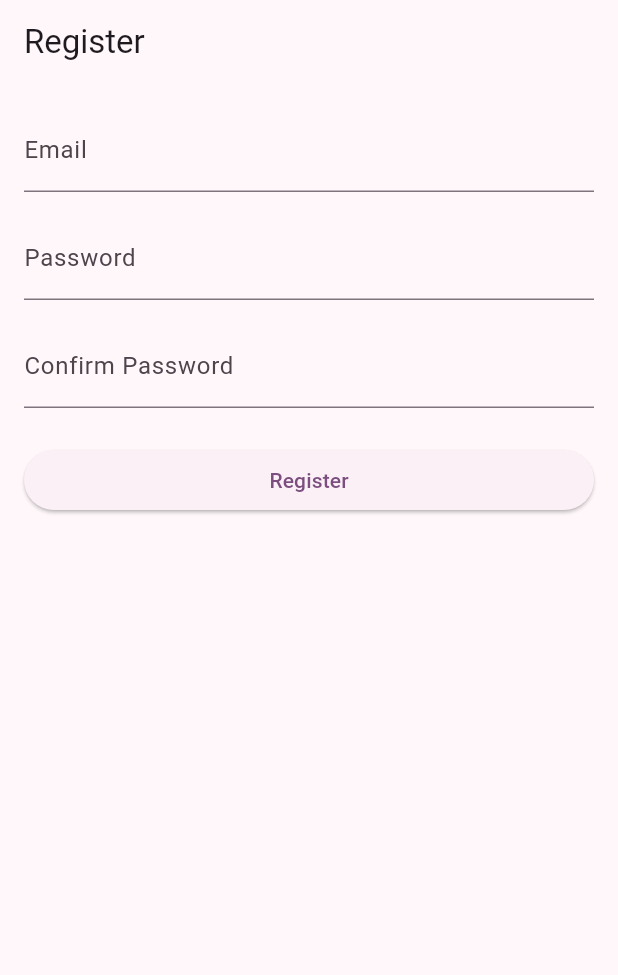
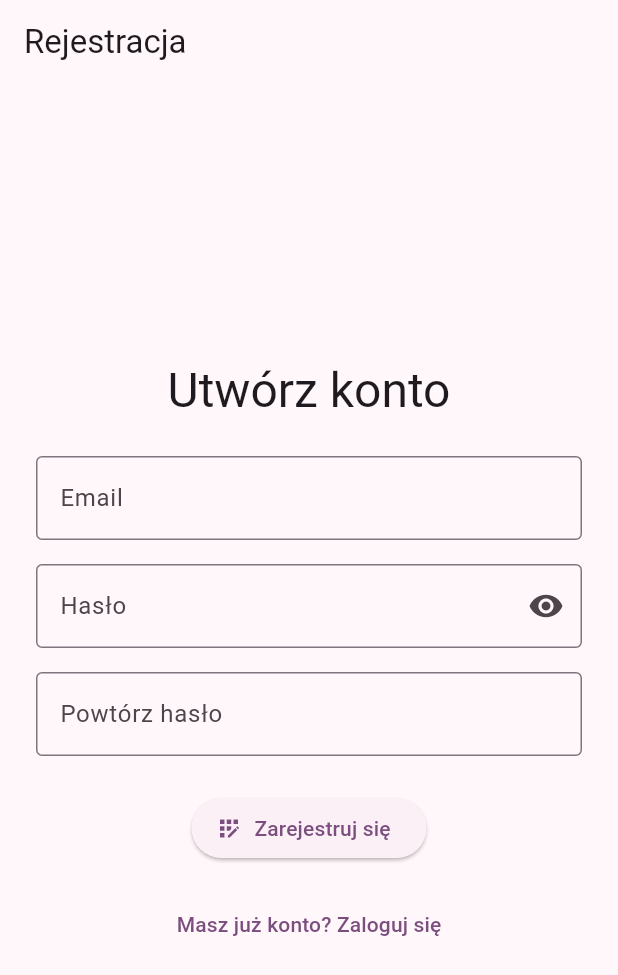
Before and after one commit to klos02/football_buddy, a Flutter app: the screen it shows after launch, after a tap on an icon or button, on a phone screen of 412 x 824 dp. Shown: the top 975 px of the screen. Run offline on Flutter 3.47's test engine with Material 3 defaults, Android fonts, the phone set to English and light mode, and no system bars; our stand-ins replace cloud_firestore, firebase_auth, firebase_core, flutter_map, geolocator, latlong2; accounts and stored records are empty; network calls fail.

Commit message:
Add authentication features: implement sign-up and password reset, enhance login error handling, and update UI for registration

```diff
--- a/lib/screens/Auth/register_screen.dart
+++ b/lib/screens/Auth/register_screen.dart
@@ -1,98 +1,137 @@
 import 'package:flutter/material.dart';
+import 'package:provider/provider.dart';
+import 'package:football_buddy/providers/auth_navigation_provider.dart';
+import 'package:football_buddy/providers/auth_provider.dart';
 
 class RegisterScreen extends StatefulWidget {
+  const RegisterScreen({super.key});
+
   @override
-  _RegisterScreenState createState() => _RegisterScreenState();
+  State<RegisterScreen> createState() => _RegisterScreenState();
 }
 
 class _RegisterScreenState extends State<RegisterScreen> {
   final _formKey = GlobalKey<FormState>();
-  final TextEditingController _emailController = TextEditingController();
-  final TextEditingController _passwordController = TextEditingController();
-  final TextEditingController _confirmPasswordController = TextEditingController();
+  final emailController = TextEditingController();
+  final passwordController = TextEditingController();
+  final confirmPasswordController = TextEditingController();
 
-  void _register() {
-    if (_formKey.currentState!.validate()) {
-      // Handle registration logic
-      print('Email: ${_emailController.text}');
-      print('Password: ${_passwordController.text}');
-    }
-  }
+  bool _obscurePassword = true;
+  bool _loading = false;
 
   @override
   Widget build(BuildContext context) {
+    final auth = Provider.of<AuthProvider>(context, listen: false);
+    final nav = Provider.of<AuthNavigationProvider>(context, listen: false);
+
     return Scaffold(
-      appBar: AppBar(
-        title: Text('Register'),
-      ),
-      body: Padding(
-        padding: const EdgeInsets.all(16.0),
+      appBar: AppBar(title: const Text('Rejestracja')),
+      body: Center(
+        child: SingleChildScrollView(
+          padding: const EdgeInsets.all(24),
           child: Form(
             key: _formKey,
             child: Column(
-            crossAxisAlignment: CrossAxisAlignment.stretch,
+              mainAxisSize: MainAxisSize.min,
               children: [
+                Text(
+                  'Utwórz konto',
+                  style: Theme.of(context).textTheme.headlineLarge,
+                ),
+                const SizedBox(height: 24),
                 TextFormField(
-                controller: _emailController,
-                decoration: InputDecoration(labelText: 'Email'),
+                  controller: emailController,
+                  decoration: const InputDecoration(
+                    labelText: 'Email',
+                    border: OutlineInputBorder(),
+                  ),
                   keyboardType: TextInputType.emailAddress,
                   validator: (value) {
-                  if (value == null || value.isEmpty) {
-                    return 'Please enter your email';
-                  }
-                  if (!RegExp(r'^[^@]+@[^@]+\.[^@]+').hasMatch(value)) {
-                    return 'Please enter a valid email';
-                  }
+                    if (value == null || value.isEmpty) return 'Wprowadź email';
+                    if (!value.contains('@')) return 'Niepoprawny email';
                     return null;
                   },
                 ),
-              SizedBox(height: 16),
+                const SizedBox(height: 16),
                 TextFormField(
-                controller: _passwordController,
-                decoration: InputDecoration(labelText: 'Password'),
-                obscureText: true,
+                  controller: passwordController,
+                  obscureText: _obscurePassword,
+                  decoration: InputDecoration(
+                    labelText: 'Hasło',
+                    border: const OutlineInputBorder(),
+                    suffixIcon: IconButton(
+                      icon: Icon(
+                        _obscurePassword
+                            ? Icons.visibility
+                            : Icons.visibility_off,
+                      ),
+                      onPressed: () {
+                        setState(() {
+                          _obscurePassword = !_obscurePassword;
+                        });
+                      },
+                    ),
+                  ),
                   validator: (value) {
-                  if (value == null || value.isEmpty) {
-                    return 'Please enter your password';
-                  }
-                  if (value.length < 6) {
-                    return 'Password must be at least 6 characters long';
-                  }
+                    if (value == null || value.length < 6)
+                      return 'Minimum 6 znaków';
                     return null;
                   },
                 ),
-              SizedBox(height: 16),
+                const SizedBox(height: 16),
                 TextFormField(
-                controller: _confirmPasswordController,
-                decoration: InputDecoration(labelText: 'Confirm Password'),
-                obscureText: true,
+                  controller: confirmPasswordController,
+                  obscureText: _obscurePassword,
+                  decoration: const InputDecoration(
+                    labelText: 'Powtórz hasło',
+                    border: OutlineInputBorder(),
+                  ),
                   validator: (value) {
-                  if (value == null || value.isEmpty) {
-                    return 'Please confirm your password';
-                  }
-                  if (value != _passwordController.text) {
-                    return 'Passwords do not match';
-                  }
+                    if (value != passwordController.text)
+                      return 'Hasła nie są identyczne';
                     return null;
                   },
                 ),
-              SizedBox(height: 24),
-              ElevatedButton(
-                onPressed: _register,
-                child: Text('Register'),
+                const SizedBox(height: 24),
+                _loading
+                    ? const CircularProgressIndicator()
+                    : ElevatedButton.icon(
+                      icon: const Icon(Icons.app_registration),
+                      label: const Text('Zarejestruj się'),
+                      onPressed: () async {
+                        if (_formKey.currentState!.validate()) {
+                          setState(() => _loading = true);
+                          try {
+                            await auth.signUp(
+                              emailController.text.trim(),
+                              passwordController.text.trim(),
+                            );
+                            ScaffoldMessenger.of(context).showSnackBar(
+                              const SnackBar(
+                                content: Text('✅ Konto utworzone!'),
+                              ),
+                            );
+                            nav.setCurrentScreen(AppScreen.login);
+                          } catch (e) {
+                            ScaffoldMessenger.of(context).showSnackBar(
+                              SnackBar(content: Text('❌ Błąd: $e')),
+                            );
+                          } finally {
+                            setState(() => _loading = false);
+                          }
+                        }
+                      },
+                    ),
+                const SizedBox(height: 16),
+                TextButton(
+                  onPressed: () => nav.setCurrentScreen(AppScreen.login),
+                  child: const Text('Masz już konto? Zaloguj się'),
                 ),
               ],
             ),
           ),
         ),
+      ),
     );
   }
-
-  @override
-  void dispose() {
-    _emailController.dispose();
-    _passwordController.dispose();
-    _confirmPasswordController.dispose();
-    super.dispose();
 }
-}
--- a/pubspec.yaml
+++ b/pubspec.yaml
@@ -37,6 +37,7 @@ dependencies:
   permission_handler: ^12.0.0+1
   firebase_core: ^3.13.0
   firebase_auth: ^5.5.2
+  cloud_firestore: ^5.6.6
 
   # The following adds the Cupertino Icons font to your application.
   # Use with the CupertinoIcons class for iOS style icons.
```
Also changed, not shown: lib/providers/auth_provider.dart (+24 -1 lines), lib/screens/Auth/login_screen.dart (+10 -1 lines), lib/screens/Content/info_screen.dart (+9 -5 lines), lib/screens/Content/map_screen.dart (+14 -1 lines), pubspec.lock, 3 other files. Lines whose indentation alone changed are shown as unchanged.
